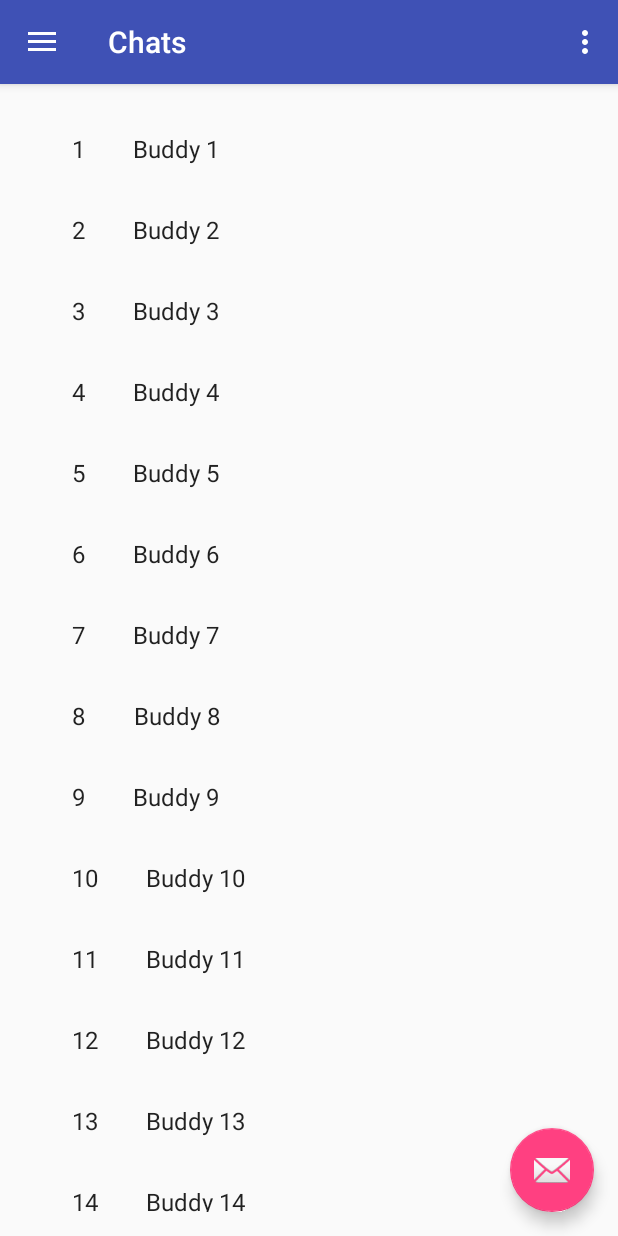
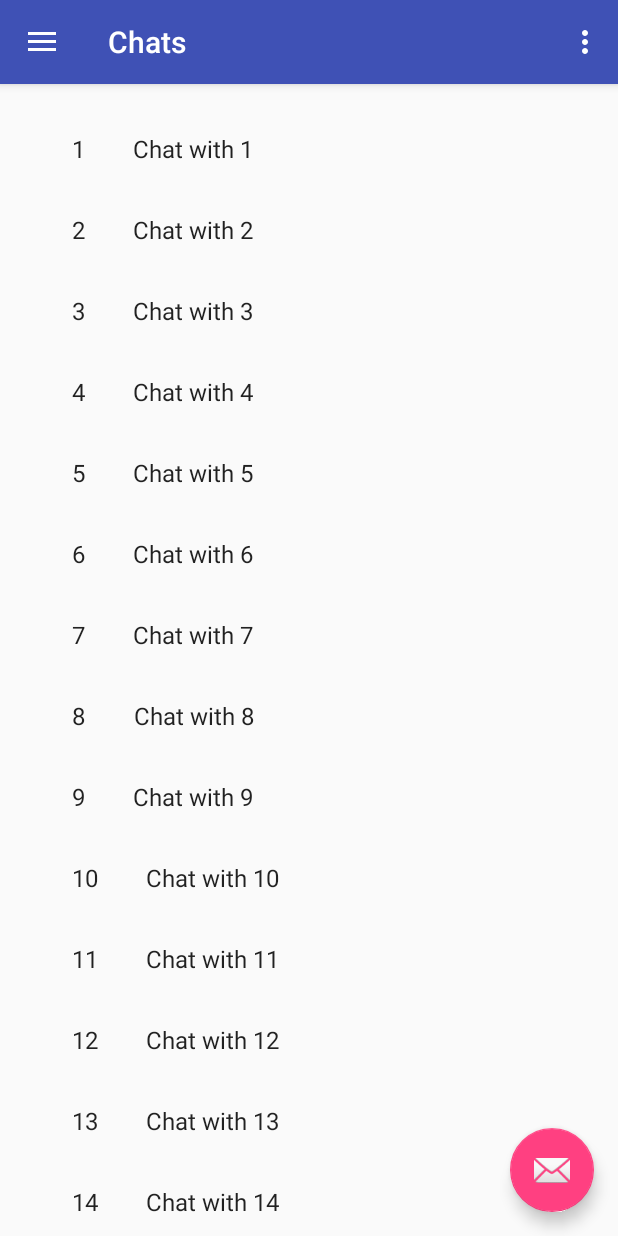
Before and after one commit to tigase/stork, an Android app: the screen it shows after launch (MainActivity), in the side drawer, after a tap on "Chats", on a phone screen of 412 x 824 dp. Run offline under Robolectric (Android 15) with nearby library versions, the phone set to English and light mode, and no system bars.

Commit message:
add Open Chats Fragment with dummy content provider

```diff
--- a/app/src/main/java/org/tigase/messenger/phone/pro/MainActivity.java
+++ b/app/src/main/java/org/tigase/messenger/phone/pro/MainActivity.java
@@ -14,10 +14,11 @@ import android.support.v7.widget.Toolbar;
 import android.view.Menu;
 import android.view.MenuItem;
 
+import org.tigase.messenger.phone.pro.dummy.OpenChatsDummyContent;
 import org.tigase.messenger.phone.pro.dummy.RosterDummyContent;
 
 public class MainActivity extends AppCompatActivity
-        implements NavigationView.OnNavigationItemSelectedListener, RosterItemFragment.OnListFragmentInteractionListener {
+        implements NavigationView.OnNavigationItemSelectedListener, RosterItemFragment.OnListFragmentInteractionListener, OpenChatItemFragment.OnListFragmentInteractionListener {
 
     @Override
     protected void onCreate(Bundle savedInstanceState) {
@@ -87,10 +88,11 @@ public class MainActivity extends AppCompatActivity
             // Handle the camera action
         } else if (id == R.id.nav_roster) {
             FragmentManager fragmentManager = getSupportFragmentManager();
-            fragmentManager.beginTransaction().replace(R.id.flContent, new RosterItemFragment()).commit();
-
+            fragmentManager.beginTransaction().replace(R.id.flContent, RosterItemFragment.newInstance(1)).commit();
         } else if (id == R.id.nav_chats) {
-
+            FragmentManager fragmentManager = getSupportFragmentManager();
+            fragmentManager.beginTransaction().replace(R.id.flContent, OpenChatItemFragment.newInstance(1)
+            ).commit();
         } else if (id == R.id.nav_settings) {
 
         } else if (id == R.id.nav_view) {
@@ -108,4 +110,9 @@ public class MainActivity extends AppCompatActivity
     public void onListFragmentInteraction(RosterDummyContent.DummyItem item) {
 
     }
+
+    @Override
+    public void onListFragmentInteraction(OpenChatsDummyContent.DummyItem item) {
+
+    }
 }
--- /dev/null
+++ b/app/src/main/java/org/tigase/messenger/phone/pro/MyOpenChatItemRecyclerViewAdapter.java
@@ -0,0 +1,77 @@
+package org.tigase.messenger.phone.pro;
+
+import android.support.v7.widget.RecyclerView;
+import android.view.LayoutInflater;
+import android.view.View;
+import android.view.ViewGroup;
+import android.widget.TextView;
+
+import org.tigase.messenger.phone.pro.OpenChatItemFragment.OnListFragmentInteractionListener;
+import org.tigase.messenger.phone.pro.dummy.OpenChatsDummyContent.DummyItem;
+
+import java.util.List;
+
+/**
+ * {@link RecyclerView.Adapter} that can display a {@link DummyItem} and makes a call to the
+ * specified {@link OnListFragmentInteractionListener}.
+ * TODO: Replace the implementation with code for your data type.
+ */
+public class MyOpenChatItemRecyclerViewAdapter extends RecyclerView.Adapter<MyOpenChatItemRecyclerViewAdapter.ViewHolder> {
+
+    private final List<DummyItem> mValues;
+    private final OnListFragmentInteractionListener mListener;
+
+    public MyOpenChatItemRecyclerViewAdapter(List<DummyItem> items, OnListFragmentInteractionListener listener) {
+        mValues = items;
+        mListener = listener;
+    }
+
+    @Override
+    public ViewHolder onCreateViewHolder(ViewGroup parent, int viewType) {
+        View view = LayoutInflater.from(parent.getContext())
+                .inflate(R.layout.fragment_openchatitem, parent, false);
+        return new ViewHolder(view);
+    }
+
+    @Override
+    public void onBindViewHolder(final ViewHolder holder, int position) {
+        holder.mItem = mValues.get(position);
+        holder.mIdView.setText(mValues.get(position).id);
+        holder.mContentView.setText(mValues.get(position).content);
+
+        holder.mView.setOnClickListener(new View.OnClickListener() {
+            @Override
+            public void onClick(View v) {
+                if (null != mListener) {
+                    // Notify the active callbacks interface (the activity, if the
+                    // fragment is attached to one) that an item has been selected.
+                    mListener.onListFragmentInteraction(holder.mItem);
+                }
+            }
+        });
+    }
+
+    @Override
+    public int getItemCount() {
+        return mValues.size();
+    }
+
+    public class ViewHolder extends RecyclerView.ViewHolder {
+        public final View mView;
+        public final TextView mIdView;
+        public final TextView mContentView;
+        public DummyItem mItem;
+
+        public ViewHolder(View view) {
+            super(view);
+            mView = view;
+            mIdView = (TextView) view.findViewById(R.id.id);
+            mContentView = (TextView) view.findViewById(R.id.content);
+        }
+
+        @Override
+        public String toString() {
+            return super.toString() + " '" + mContentView.getText() + "'";
+        }
+    }
+}
--- /dev/null
+++ b/app/src/main/java/org/tigase/messenger/phone/pro/OpenChatItemFragment.java
@@ -0,0 +1,107 @@
+package org.tigase.messenger.phone.pro;
+
+import android.content.Context;
+import android.os.Bundle;
+import android.support.v4.app.Fragment;
+import android.support.v7.widget.GridLayoutManager;
+import android.support.v7.widget.LinearLayoutManager;
+import android.support.v7.widget.RecyclerView;
+import android.view.LayoutInflater;
+import android.view.View;
+import android.view.ViewGroup;
+
+import org.tigase.messenger.phone.pro.dummy.OpenChatsDummyContent;
+import org.tigase.messenger.phone.pro.dummy.OpenChatsDummyContent.DummyItem;
+
+/**
+ * A fragment representing a list of Items.
+ * <p/>
+ * Activities containing this fragment MUST implement the {@link OnListFragmentInteractionListener}
+ * interface.
+ */
+public class OpenChatItemFragment extends Fragment {
+
+    // TODO: Customize parameter argument names
+    private static final String ARG_COLUMN_COUNT = "column-count";
+    // TODO: Customize parameters
+    private int mColumnCount = 1;
+    private OnListFragmentInteractionListener mListener;
+
+    /**
+     * Mandatory empty constructor for the fragment manager to instantiate the
+     * fragment (e.g. upon screen orientation changes).
+     */
+    public OpenChatItemFragment() {
+    }
+
+    // TODO: Customize parameter initialization
+    @SuppressWarnings("unused")
+    public static OpenChatItemFragment newInstance(int columnCount) {
+        OpenChatItemFragment fragment = new OpenChatItemFragment();
+        Bundle args = new Bundle();
+        args.putInt(ARG_COLUMN_COUNT, columnCount);
+        fragment.setArguments(args);
+        return fragment;
+    }
+
+    @Override
+    public void onCreate(Bundle savedInstanceState) {
+        super.onCreate(savedInstanceState);
+
+        if (getArguments() != null) {
+            mColumnCount = getArguments().getInt(ARG_COLUMN_COUNT);
+        }
+    }
+
+    @Override
+    public View onCreateView(LayoutInflater inflater, ViewGroup container,
+                             Bundle savedInstanceState) {
+        View view = inflater.inflate(R.layout.fragment_openchatitem_list, container, false);
+
+        // Set the adapter
+        if (view instanceof RecyclerView) {
+            Context context = view.getContext();
+            RecyclerView recyclerView = (RecyclerView) view;
+            if (mColumnCount <= 1) {
+                recyclerView.setLayoutManager(new LinearLayoutManager(context));
+            } else {
+                recyclerView.setLayoutManager(new GridLayoutManager(context, mColumnCount));
+            }
+            recyclerView.setAdapter(new MyOpenChatItemRecyclerViewAdapter(OpenChatsDummyContent.ITEMS, mListener));
+        }
+        return view;
+    }
+
+
+    @Override
+    public void onAttach(Context context) {
+        super.onAttach(context);
+        if (context instanceof OnListFragmentInteractionListener) {
+            mListener = (OnListFragmentInteractionListener) context;
+        } else {
+            throw new RuntimeException(context.toString()
+                    + " must implement OnListFragmentInteractionListener");
+        }
+    }
+
+    @Override
+    public void onDetach() {
+        super.onDetach();
+        mListener = null;
+    }
+
+    /**
+     * This interface must be implemented by activities that contain this
+     * fragment to allow an interaction in this fragment to be communicated
+     * to the activity and potentially other fragments contained in that
+     * activity.
+     * <p/>
+     * See the Android Training lesson <a href=
+     * "http://developer.android.com/training/basics/fragments/communicating.html"
+     * >Communicating with Other Fragments</a> for more information.
+     */
+    public interface OnListFragmentInteractionListener {
+        // TODO: Update argument type and name
+        void onListFragmentInteraction(DummyItem item);
+    }
+}
--- /dev/null
+++ b/app/src/main/java/org/tigase/messenger/phone/pro/dummy/OpenChatsDummyContent.java
@@ -0,0 +1,72 @@
+package org.tigase.messenger.phone.pro.dummy;
+
+import java.util.ArrayList;
+import java.util.HashMap;
+import java.util.List;
+import java.util.Map;
+
+/**
+ * Helper class for providing sample content for user interfaces created by
+ * Android template wizards.
+ * <p/>
+ * TODO: Replace all uses of this class before publishing your app.
+ */
+public class OpenChatsDummyContent {
+
+    /**
+     * An array of sample (dummy) items.
+     */
+    public static final List<DummyItem> ITEMS = new ArrayList<DummyItem>();
+
+    /**
+     * A map of sample (dummy) items, by ID.
+     */
+    public static final Map<String, DummyItem> ITEM_MAP = new HashMap<String, DummyItem>();
+
+    private static final int COUNT = 25;
+
+    static {
+        // Add some sample items.
+        for (int i = 1; i <= COUNT; i++) {
+            addItem(createDummyItem(i));
+        }
+    }
+
+    private static void addItem(DummyItem item) {
+        ITEMS.add(item);
+        ITEM_MAP.put(item.id, item);
+    }
+
+    private static DummyItem createDummyItem(int position) {
+        return new DummyItem(String.valueOf(position), "Chat with " + position, makeDetails(position));
+    }
+
+    private static String makeDetails(int position) {
+        StringBuilder builder = new StringBuilder();
+        builder.append("Details about Item: ").append(position);
+        for (int i = 0; i < position; i++) {
+            builder.append("\nMore details information here.");
+        }
+        return builder.toString();
+    }
+
+    /**
+     * A dummy item representing a piece of content.
+     */
+    public static class DummyItem {
+        public final String id;
+        public final String content;
+        public final String details;
+
+        public DummyItem(String id, String content, String details) {
+            this.id = id;
+            this.content = content;
+            this.details = details;
+        }
+
+        @Override
+        public String toString() {
+            return content;
+        }
+    }
+}
--- /dev/null
+++ b/app/src/main/res/layout/fragment_openchatitem.xml
@@ -0,0 +1,20 @@
+<?xml version="1.0" encoding="utf-8"?>
+<LinearLayout xmlns:android="http://schemas.android.com/apk/res/android"
+    android:layout_width="wrap_content"
+    android:layout_height="wrap_content"
+    android:orientation="horizontal">
+
+    <TextView
+        android:id="@+id/id"
+        android:layout_width="wrap_content"
+        android:layout_height="wrap_content"
+        android:layout_margin="@dimen/text_margin"
+        android:textAppearance="?attr/textAppearanceListItem" />
+
+    <TextView
+        android:id="@+id/content"
+        android:layout_width="wrap_content"
+        android:layout_height="wrap_content"
+        android:layout_margin="@dimen/text_margin"
+        android:textAppearance="?attr/textAppearanceListItem" />
+</LinearLayout>
--- /dev/null
+++ b/app/src/main/res/layout/fragment_openchatitem_list.xml
@@ -0,0 +1,13 @@
+<?xml version="1.0" encoding="utf-8"?>
+<android.support.v7.widget.RecyclerView xmlns:android="http://schemas.android.com/apk/res/android"
+    xmlns:app="http://schemas.android.com/apk/res-auto"
+    xmlns:tools="http://schemas.android.com/tools"
+    android:id="@+id/list"
+    android:name="org.tigase.messenger.phone.pro.OpenChatItemFragment"
+    android:layout_width="match_parent"
+    android:layout_height="match_parent"
+    android:layout_marginLeft="16dp"
+    android:layout_marginRight="16dp"
+    app:layoutManager="LinearLayoutManager"
+    tools:context="org.tigase.messenger.phone.pro.OpenChatItemFragment"
+    tools:listitem="@layout/fragment_openchatitem" />
```
